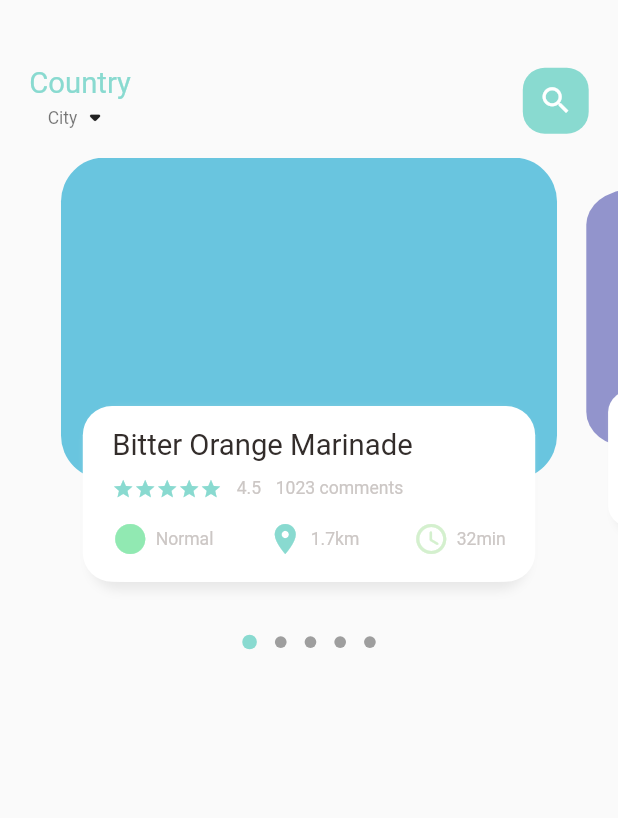
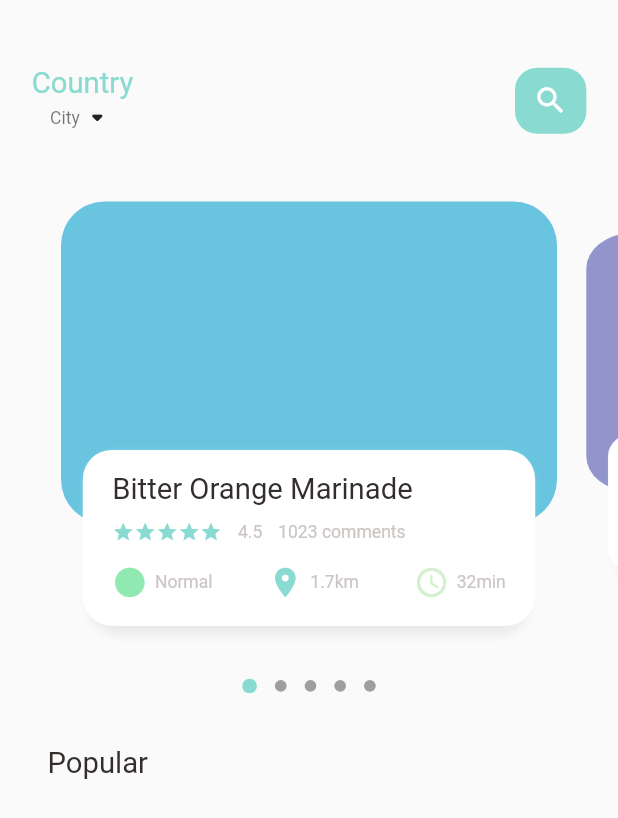
Before and after one commit to duldiev/FoodAppDelivery, a Flutter app: the screen it shows after launch, on a phone screen of 412 x 824 dp. Shown: the top 818 px of the screen. Run offline on Flutter 3.47's test engine with Material 2 defaults, Android fonts, the phone set to English and light mode, and no system bars; drawn by our look-alikes of dots_indicator; our stand-ins replace get, google_fonts.

Commit message:
Rearranging dimensions 1.1

```diff
--- a/lib/home/food_page_body.dart
+++ b/lib/home/food_page_body.dart
@@ -5,6 +5,7 @@ import 'package:food_delivery_app/widgets/bit_text.dart';
 import 'package:food_delivery_app/widgets/icon_and_text.dart';
 import 'package:food_delivery_app/widgets/small_text.dart';
 import 'package:dots_indicator/dots_indicator.dart';
+import 'package:get/get.dart';
 
 class FoodPageBody extends StatefulWidget {
   const FoodPageBody({Key? key}) : super(key: key);
@@ -39,6 +40,7 @@ class _FoodPageBodyState extends State<FoodPageBody> {
   Widget build(BuildContext context) {
     return Column(
       children: [
+        // slider section
         Container(
           height: Dimensions.pageView,
           child: PageView.builder(
@@ -47,16 +49,29 @@ class _FoodPageBodyState extends State<FoodPageBody> {
             itemBuilder: (context, position) { return _buildPageItem(position); },
           ),
         ),
+        // dots
         DotsIndicator(
           dotsCount: 5,
           position: _currentPageValue,
           decorator: DotsDecorator(
             color: Colors.grey, // Inactive color
             activeColor: AppColors.mainColor,
-            size: Size.square(Dimensions.size8),
-            activeSize: Size.square(Dimensions.size10),
+            size: Size.square(Dimensions.height(8)),
+            activeSize: Size.square(Dimensions.height(10)),
           ),
         ),
+        // popular text
+        SizedBox(height: Dimensions.height(30),),
+        Container(
+          margin: EdgeInsets.only(left: Dimensions.width(30)),
+          child: Row(
+            children: [
+              BigText(text: "Popular"),
+              SizedBox(width: Dimensions.width(10),),
+
+            ],
+          ),
+        )
       ],
     );
   }
@@ -89,9 +104,9 @@ class _FoodPageBodyState extends State<FoodPageBody> {
         children: [
           Container(
             height: Dimensions.pageViewContainer,
-            margin: EdgeInsets.only(left: Dimensions.size10, right: Dimensions.size10,),
+            margin: EdgeInsets.only(left: Dimensions.height(10), right: Dimensions.height(10),),
             decoration: BoxDecoration(
-                borderRadius: BorderRadius.circular(Dimensions.radius30),
+                borderRadius: BorderRadius.circular(Dimensions.radius(30)),
                 color: index.isEven ? const Color(0xFF69c5df) : const Color(0xFF9294cc),
                 // image: const DecorationImage(
                 //   fit: BoxFit.cover,
@@ -105,9 +120,9 @@ class _FoodPageBodyState extends State<FoodPageBody> {
             alignment: Alignment.bottomCenter,
             child: Container(
               height: Dimensions.pageViewTextContainer,
-              margin: EdgeInsets.only(left: Dimensions.size30, right: Dimensions.size30, bottom: Dimensions.size30),
+              margin: EdgeInsets.only(left: Dimensions.height(30), right: Dimensions.height(30), bottom: Dimensions.height(30)),
               decoration: BoxDecoration(
-                borderRadius: BorderRadius.circular(Dimensions.radius20),
+                borderRadius: BorderRadius.circular(Dimensions.radius(20)),
                 color: Colors.white,
                 boxShadow: const [
                   BoxShadow(
@@ -127,27 +142,27 @@ class _FoodPageBodyState extends State<FoodPageBody> {
               ),
               child: Container(
                 padding: EdgeInsets.only(
-                  top: Dimensions.size15,
-                  left: Dimensions.size15,
-                  right: Dimensions.size15,
+                  top: Dimensions.height(15),
+                  left: Dimensions.height(15),
+                  right: Dimensions.height(15),
                 ),
                 child: Column(
                   crossAxisAlignment: CrossAxisAlignment.start,
                   children: [
                     BigText(text: "Bitter Orange Marinade"),
-                    SizedBox(height: Dimensions.size10,),
+                    SizedBox(height: Dimensions.height(10),),
                     Row(
                       children: [
                         Wrap(
-                          children: List.generate(5, (index) => Icon(Icons.star, color: AppColors.mainColor, size: Dimensions.size15,)),
+                          children: List.generate(5, (index) => Icon(Icons.star, color: AppColors.mainColor, size: Dimensions.height(15),)),
                         ),
-                        SizedBox(width: Dimensions.size10,),
-                        SmallText(text: "4.5"),
-                        SizedBox(width: Dimensions.size10,),
-                        SmallText(text: "1023 comments"),
+                        SizedBox(width: Dimensions.width(10),),
+                        const SmallText(text: "4.5"),
+                        SizedBox(width: Dimensions.width(10),),
+                        const SmallText(text: "1023 comments"),
                       ],
                     ),
-                    SizedBox(height: Dimensions.size15,),
+                    SizedBox(height: Dimensions.height(15),),
                     Row(
                       mainAxisAlignment: MainAxisAlignment.spaceBetween,
                       children: const [
--- a/lib/home/main_food_page.dart
+++ b/lib/home/main_food_page.dart
@@ -20,31 +20,31 @@ class _MainFoodPageState extends State<MainFoodPage> {
         children: [
           Container(
             child: Container(
-              margin: EdgeInsets.only(top: Dimensions.size45, bottom: Dimensions.size15),
-              padding: EdgeInsets.only(left: Dimensions.size20, right: Dimensions.size20),
+              margin: EdgeInsets.only(top: Dimensions.height(45), bottom: Dimensions.height(45)),
+              padding: EdgeInsets.only(left: Dimensions.width(20), right: Dimensions.width(20)),
               child: Row(
                 mainAxisAlignment: MainAxisAlignment.spaceBetween,
                 children: [
                   Column(
                     children: [
-                      BigText(text: "Country", color: AppColors.mainColor,),
+                      const BigText(text: "Country", color: AppColors.mainColor,),
                       Row(
                         children: [
-                          SmallText(text: "City", color: Colors.black54,),
-                          Icon(Icons.arrow_drop_down_rounded, size: Dimensions.size24,),
+                          const SmallText(text: "City", color: Colors.black54,),
+                          Icon(Icons.arrow_drop_down_rounded, size: Dimensions.height(24),),
                         ],
                       ),
                     ],
                   ),
                   Center(
                     child: Container(
-                      width: Dimensions.size45,
-                      height: Dimensions.size45,
+                      width: Dimensions.width(45),
+                      height: Dimensions.height(45),
                       decoration: BoxDecoration(
-                        borderRadius: BorderRadius.circular(Dimensions.radius15),
+                        borderRadius: BorderRadius.circular(Dimensions.radius(15)),
                         color: AppColors.mainColor,
                       ),
-                      child: Icon(Icons.search, color: Colors.white, size: Dimensions.size24,),
+                      child: Icon(Icons.search, color: Colors.white, size: Dimensions.height(24),),
                     ),
                   )
                 ],
--- a/lib/utils/dimensions.dart
+++ b/lib/utils/dimensions.dart
@@ -1,4 +1,3 @@
-import 'package:flutter/material.dart';
 import 'package:get/get.dart';
 
 class Dimensions {
@@ -9,19 +8,19 @@ class Dimensions {
   static double pageViewContainer = screenHeight / 3.84;
   static double pageViewTextContainer = screenHeight / 7.03;
 
-  static double size5 = screenHeight / 168.8;
-  static double size8 = screenHeight / 105.5;
-  static double size10 = screenHeight / 84.4;
-  static double size15 = screenHeight / 56.27;
-  static double size24 = screenHeight / 35.17;
-  static double size20 = screenHeight / 42.2;
-  static double size30 = screenHeight / 28.13;
-  static double size45 = screenHeight / 18.75;
+  static double height(double size) {
+    return screenHeight / (844 / size);
+  }
 
-  static double font12 = screenHeight / 70.33;
-  static double font20 = screenHeight / 42.2;
+  static double width(double size) {
+    return screenWidth / (390 / size);
+  }
 
-  static double radius20 = screenHeight / 42.2;
-  static double radius15 = screenHeight / 56.27;
-  static double radius30 = screenHeight / 28.13;
+  static double font(double size) {
+    return screenHeight / (844 / size);
+  }
+
+  static double radius(double size) {
+    return screenHeight / (844 / size);
+  }
 }
--- a/lib/widgets/bit_text.dart
+++ b/lib/widgets/bit_text.dart
@@ -4,12 +4,12 @@ import 'package:food_delivery_app/utils/dimensions.dart';
 import 'package:google_fonts/google_fonts.dart';
 
 class BigText extends StatelessWidget {
-  Color color;
+  final Color color;
   final String text;
-  double size;
-  TextOverflow overflow;
+  final double size;
+  final TextOverflow overflow;
 
-  BigText({
+  const BigText({
     Key? key,
     this.color = const Color(0xFF332d2b),
     required this.text,
@@ -26,7 +26,7 @@ class BigText extends StatelessWidget {
       style: GoogleFonts.roboto(
         color: color,
         fontWeight: FontWeight.w400,
-        fontSize: size == 0 ? Dimensions.font20 : size,
+        fontSize: size == 0 ? Dimensions.font(20) : size,
       ),
     );
   }
--- a/lib/widgets/icon_and_text.dart
+++ b/lib/widgets/icon_and_text.dart
@@ -1,5 +1,6 @@
 import 'package:flutter/material.dart';
 import 'package:food_delivery_app/utils/colors.dart';
+import 'package:food_delivery_app/utils/dimensions.dart';
 import 'package:food_delivery_app/widgets/small_text.dart';
 
 class IconAndTextWidget extends StatelessWidget {
@@ -18,7 +19,7 @@ class IconAndTextWidget extends StatelessWidget {
   Widget build(BuildContext context) {
     return Row(
       children: [
-        Icon(icon, color: iconColor,),
+        Icon(icon, color: iconColor, size: Dimensions.height(24),),
         const SizedBox(width: 5,),
         SmallText(text: text),
       ],
--- a/lib/widgets/small_text.dart
+++ b/lib/widgets/small_text.dart
@@ -1,15 +1,14 @@
 import 'package:flutter/material.dart';
-import 'package:food_delivery_app/utils/colors.dart';
 import 'package:food_delivery_app/utils/dimensions.dart';
 import 'package:google_fonts/google_fonts.dart';
 
 class SmallText extends StatelessWidget {
-  Color color;
+  final Color color;
   final String text;
-  double size;
-  double height;
+  final double size;
+  final double height;
 
-  SmallText({
+  const SmallText({
     Key? key,
     this.color = const Color(0xFFccc7c5),
     required this.text,
@@ -23,7 +22,7 @@ class SmallText extends StatelessWidget {
       text,
       style: GoogleFonts.roboto(
         color: color,
-        fontSize: size == 0 ? Dimensions.font12 : size,
+        fontSize: size == 0 ? Dimensions.font(12) : size,
         height: height,
       ),
     );
```
